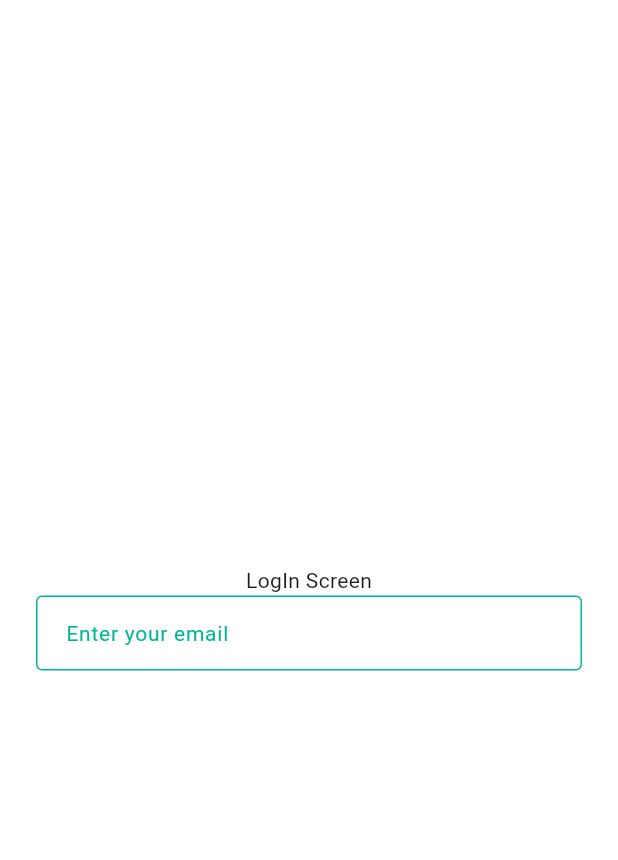
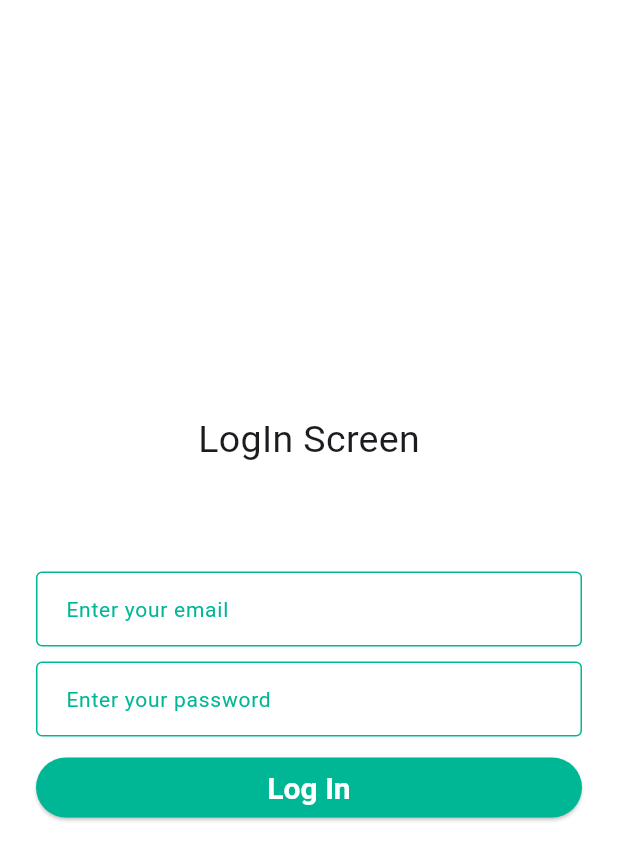
Before and after one commit to Learnathon-By-Geeky-Solutions/byte-conquerors, a Flutter app: the screen it shows after launch, on a phone screen of 412 x 824 dp. Shown: the top 860 px of the screen. Run offline on Flutter 3.47's test engine with Material 3 defaults, Android fonts, the phone set to English and light mode, and no system bars; our stand-ins replace flutter_animate, flutter_svg.

Commit message:
Login screen initial design has been done

```diff
--- a/lib/core/config/theme/app_theme.dart
+++ b/lib/core/config/theme/app_theme.dart
@@ -11,9 +11,9 @@ class ThemeManager {
     brightness: Brightness.light,
     elevatedButtonTheme: ElevatedButtonThemeData(
       style: ElevatedButton.styleFrom(
-        backgroundColor: AppColors.primaryPurple,
+        backgroundColor: Color(0xFF00B795),
         textStyle: const TextStyle(
-          color: AppColors.fontWhite,
+          color: Colors.white,
           fontSize: 20,
           fontWeight: FontWeight.bold,
         ),
@@ -93,9 +93,9 @@ class ThemeManager {
     fontFamily: 'Satoshi',
     elevatedButtonTheme: ElevatedButtonThemeData(
       style: ElevatedButton.styleFrom(
-        backgroundColor: AppColors.primaryPurple,
+        backgroundColor: Color(0xFF00B795),
         textStyle: const TextStyle(
-          color: AppColors.fontWhite,
+          color: Colors.white,
           fontSize: 20,
           fontWeight: FontWeight.bold,
         ),
--- a/lib/features/auth/presentation/signin_screen.dart
+++ b/lib/features/auth/presentation/signin_screen.dart
@@ -10,6 +10,7 @@ class SignInScreen extends StatefulWidget {
 
 class _SignInScreenState extends State<SignInScreen> {
   final TextEditingController _mailTEController = TextEditingController();
+  final TextEditingController _passwordTEController = TextEditingController();
 
   @override
   Widget build(BuildContext context) {
@@ -18,9 +19,16 @@ class _SignInScreenState extends State<SignInScreen> {
         padding: const EdgeInsets.symmetric(horizontal: 24),
         child: Center(
           child: Column(
+            spacing: 10,
             mainAxisSize: MainAxisSize.min,
             children: [
-              Text('LogIn Screen'),
+              Text(
+                'LogIn Screen',
+                style: TextStyle(fontSize: 25),
+              ),
+              SizedBox(
+                height: 50,
+              ),
               ReusableTextFormField(
                 hintText: 'Enter your email',
                 controller: _mailTEController,
@@ -28,6 +36,21 @@ class _SignInScreenState extends State<SignInScreen> {
                 showLabelText: true,
                 onChanged: (_) {},
               ),
+              ReusableTextFormField(
+                hintText: 'Enter your password',
+                controller: _passwordTEController,
+                keyboardType: TextInputType.visiblePassword,
+                showLabelText: true,
+                onChanged: (_) {},
+              ),
+              SizedBox(
+                  width: double.infinity,
+                  child: ElevatedButton(
+                      onPressed: () {},
+                      child: Text(
+                        'Log In',
+                        style: TextStyle(color: Colors.white),
+                      )))
             ],
           ),
         ),
```
